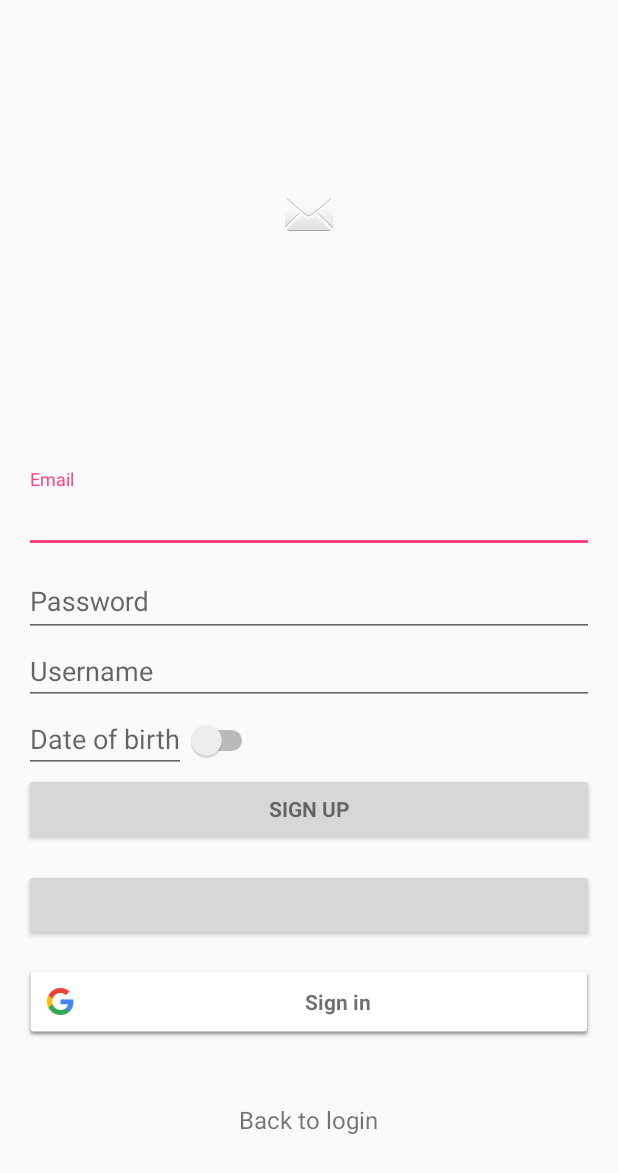
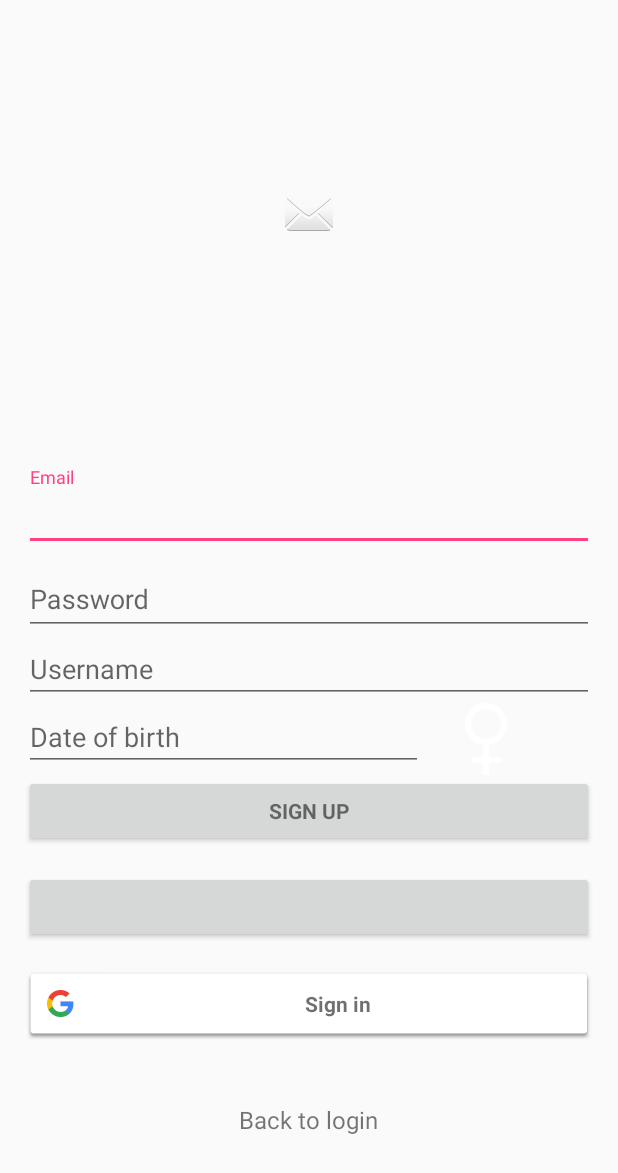
Before and after one commit to ChenlongZ/FollowUp, an Android app: the screen it shows after launch (LoginActivity), after a tap on "Not regiestered? Click me!", on a phone screen of 412 x 824 dp. Shown: the top 1173 px of the screen. Run offline under Robolectric (Android 15) with nearby library versions, the phone set to English and light mode, and no system bars; our stand-ins replace ButterKnife, Firebase (no records; nobody signed in at launch, a user with empty details on screens opened directly); libraries missing offline, so code that uses them is left out: com.facebook, com.facebook.login; plain views replace LoginButton; 4 statements that could not run were skipped.

Commit message:
add some toggle resources:

```diff
--- a/app/src/main/java/com/followitupapp/followitup/login/LoginActivity.java
+++ b/app/src/main/java/com/followitupapp/followitup/login/LoginActivity.java
@@ -30,6 +30,7 @@ import android.widget.LinearLayout;
 import android.widget.Switch;
 import android.widget.TextView;
 import android.widget.Toast;
+import android.widget.ToggleButton;
 
 import java.util.ArrayList;
 import java.util.List;
--- /dev/null
+++ b/app/src/main/java/com/followitupapp/followitup/widgets/FolloItUpToggleButton.java
@@ -0,0 +1,34 @@
+package com.followitupapp.followitup.widgets;
+
+import android.graphics.Canvas;
+import android.graphics.ColorFilter;
+import android.graphics.drawable.Drawable;
+import android.support.annotation.IntRange;
+import android.support.annotation.NonNull;
+import android.support.annotation.Nullable;
+
+/**
+ * Created by zic on 09/08/17.
+ */
+
+public class FolloItUpToggleButton extends Drawable {
+    @Override
+    public void draw(@NonNull Canvas canvas) {
+
+    }
+
+    @Override
+    public void setAlpha(@IntRange(from = 0, to = 255) int i) {
+
+    }
+
+    @Override
+    public void setColorFilter(@Nullable ColorFilter colorFilter) {
+
+    }
+
+    @Override
+    public int getOpacity() {
+        return 0;
+    }
+}
--- /dev/null
+++ b/app/src/main/res/drawable/sex_toggle_thumb.xml
@@ -0,0 +1,5 @@
+<?xml version="1.0" encoding="utf-8"?>
+<selector xmlns:android="http://schemas.android.com/apk/res/android">
+    <item android:state_checked="true" android:drawable="@drawable/sex_male" /> <!-- checked -->
+    <item android:drawable="@drawable/sex_female" /> <!-- default/unchecked -->
+</selector>
--- /dev/null
+++ b/app/src/main/res/drawable/sex_toggle_track.xml
@@ -0,0 +1,9 @@
+<?xml version="1.0" encoding="utf-8"?>
+<shape xmlns:android="http://schemas.android.com/apk/res/android"
+    android:dither="true"
+    android:shape="rectangle"
+    android:useLevel="false"
+    android:visible="true"
+    android:tint="@android:color/transparent">
+    <corners android:radius="15dp" />
+</shape>
--- a/app/src/main/res/layout/activity_login.xml
+++ b/app/src/main/res/layout/activity_login.xml
@@ -2,6 +2,7 @@
     xmlns:tools="http://schemas.android.com/tools"
     android:layout_width="match_parent"
     android:layout_height="match_parent"
+    xmlns:app="http://schemas.android.com/apk/res-auto"
     android:gravity="center_horizontal"
     android:orientation="vertical"
     android:paddingBottom="@dimen/activity_vertical_margin"
@@ -101,15 +102,23 @@
 
                 <EditText
                     android:id="@+id/signup_date_picker_edittext"
-                    android:layout_width="wrap_content"
+                    android:layout_width="0dp"
                     android:layout_height="wrap_content"
+                    android:layout_weight="7"
                     android:hint="@string/action_date_pick"
+                    android:inputType="date"
                     android:onClick="showDatePicker" />
 
                 <Switch
                     android:id="@+id/signup_gender_switch"
-                    android:layout_width="wrap_content"
-                    android:layout_height="wrap_content" />
+                    android:layout_width="0dp"
+                    android:layout_height="wrap_content"
+                    android:layout_weight="3"
+                    android:thumb="@drawable/sex_toggle_thumb"
+                    android:track="@drawable/sex_toggle_track"
+                    android:textOff=""
+                    android:textOn=""/>
+
             </LinearLayout>
         </LinearLayout>
 
```
Also changed, not shown: app/src/main/res/drawable/sex_female.png (added), app/src/main/res/drawable/sex_male.png (added).
